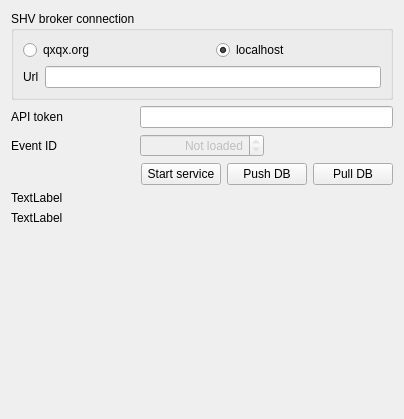
Quick-Box/quickevent, file quickevent/app/quickevent/plugins/Event/src/services/qx/qxeventservicewidget.ui: the form before one commit.
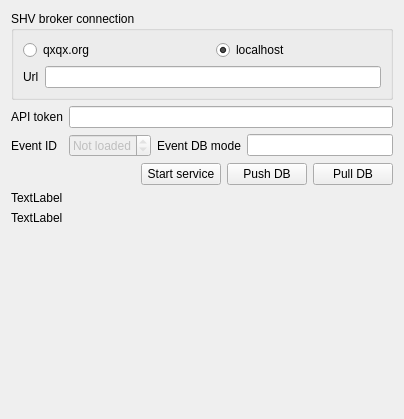
The form after the commit.

Commit message: Track event DB mode and reset event state on disconnects

What changed in the file:
```diff
--- a/quickevent/app/quickevent/plugins/Event/src/services/qx/qxeventservicewidget.ui
+++ b/quickevent/app/quickevent/plugins/Event/src/services/qx/qxeventservicewidget.ui
@@ -61,19 +61,13 @@
    </item>
    <item>
     <layout class="QGridLayout" name="gridLayout">
-     <item row="1" column="0">
-      <widget class="QLabel" name="label_5">
-       <property name="toolTip">
-        <string>Fill this url into HTTP POST synchonization method in O-CheckList</string>
-       </property>
+     <item row="2" column="2">
+      <widget class="QLabel" name="lblEventDbMode">
        <property name="text">
-        <string>API token</string>
+        <string>Event DB mode</string>
        </property>
       </widget>
      </item>
-     <item row="1" column="1" colspan="2">
-      <widget class="QLineEdit" name="edApiToken"/>
-     </item>
      <item row="2" column="1">
       <widget class="QSpinBox" name="edEventId">
        <property name="enabled">
@@ -93,16 +87,30 @@
        </property>
       </widget>
      </item>
+     <item row="1" column="0">
+      <widget class="QLabel" name="label_5">
+       <property name="text">
+        <string>API token</string>
+       </property>
+      </widget>
+     </item>
      <item row="2" column="0">
       <widget class="QLabel" name="label_4">
-       <property name="toolTip">
-        <string>Fill this url into HTTP POST synchonization method in O-CheckList</string>
-       </property>
        <property name="text">
         <string>Event ID</string>
        </property>
       </widget>
      </item>
+     <item row="2" column="3">
+      <widget class="QLineEdit" name="edEventDbMode">
+       <property name="readOnly">
+        <bool>true</bool>
+       </property>
+      </widget>
+     </item>
+     <item row="1" column="1" colspan="3">
+      <widget class="QLineEdit" name="edApiToken"/>
+     </item>
     </layout>
    </item>
    <item>
```
The commit also changes 3 other files.
